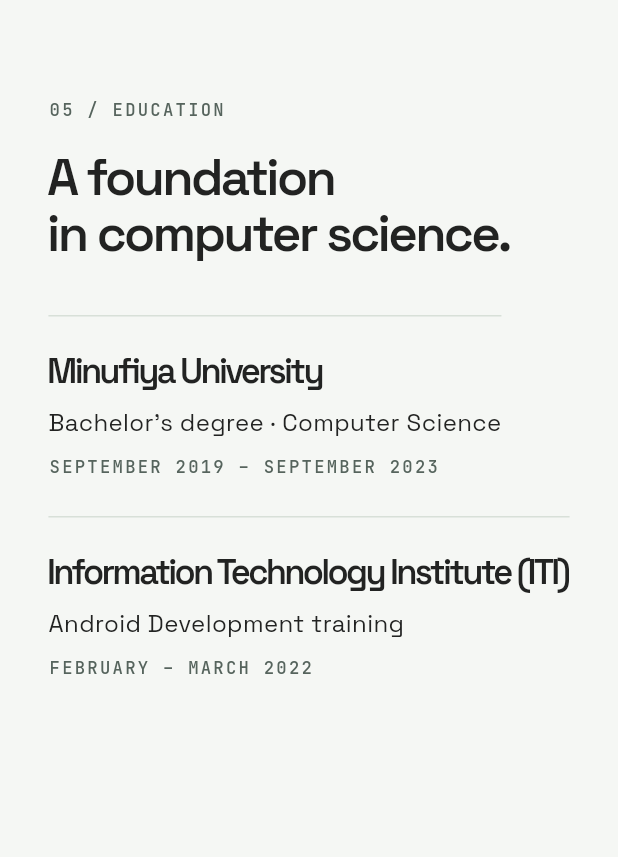
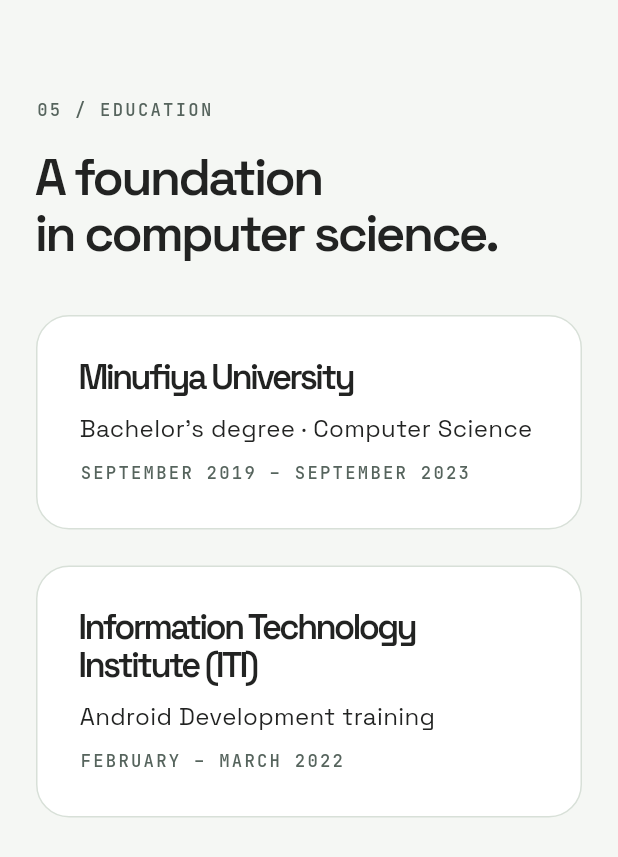
Before and after one commit to Mahmoudshady20/mahmoud-portfolio, a Flutter app: the EducationSection widget shown alone on an empty page, opened directly, on a phone screen of 412 x 824 dp. Shown: the top 857 px of the screen. Run offline on Flutter 3.47's test engine with Material 3 defaults, Android fonts, the phone set to English and light mode, and no system bars; our stand-ins replace equatable, flutter_bloc, get_it, visibility_detector.

Commit message:
style: refine portfolio design system and responsive experience

```diff
--- a/lib/features/portfolio/presentation/sections/10_education/education_section.dart
+++ b/lib/features/portfolio/presentation/sections/10_education/education_section.dart
@@ -1,4 +1,5 @@
 import 'package:flutter/material.dart';
+import 'package:mahmoud_portfolio/core/animations/scroll_reveal.dart';
 import 'package:mahmoud_portfolio/core/widgets/portfolio_ui.dart';
 import 'package:mahmoud_portfolio/core/di/injection_container.dart';
 import 'package:mahmoud_portfolio/features/portfolio/domain/repositories/portfolio_repository.dart';
@@ -15,10 +16,15 @@ class EducationSection extends StatelessWidget {
         const EditorialHeading('A foundation\nin computer science.'),
         const SizedBox(height: 36),
         for (final education in sl<PortfolioRepository>().getEducation())
-          Container(
-            padding: const EdgeInsets.symmetric(vertical: 24),
-            decoration: const BoxDecoration(
-              border: Border(top: BorderSide(color: line)),
+          ScrollReveal(
+            child: Container(
+              width: double.infinity,
+              margin: const EdgeInsets.only(bottom: 24),
+              padding: const EdgeInsets.all(28),
+              decoration: BoxDecoration(
+                color: Colors.white,
+                borderRadius: BorderRadius.circular(22),
+                border: Border.all(color: line),
               ),
               child: Column(
                 crossAxisAlignment: CrossAxisAlignment.start,
@@ -31,6 +37,7 @@ class EducationSection extends StatelessWidget {
                 ],
               ),
             ),
+          ),
       ],
     ),
   );
```
Lines whose indentation alone changed are shown as unchanged.
